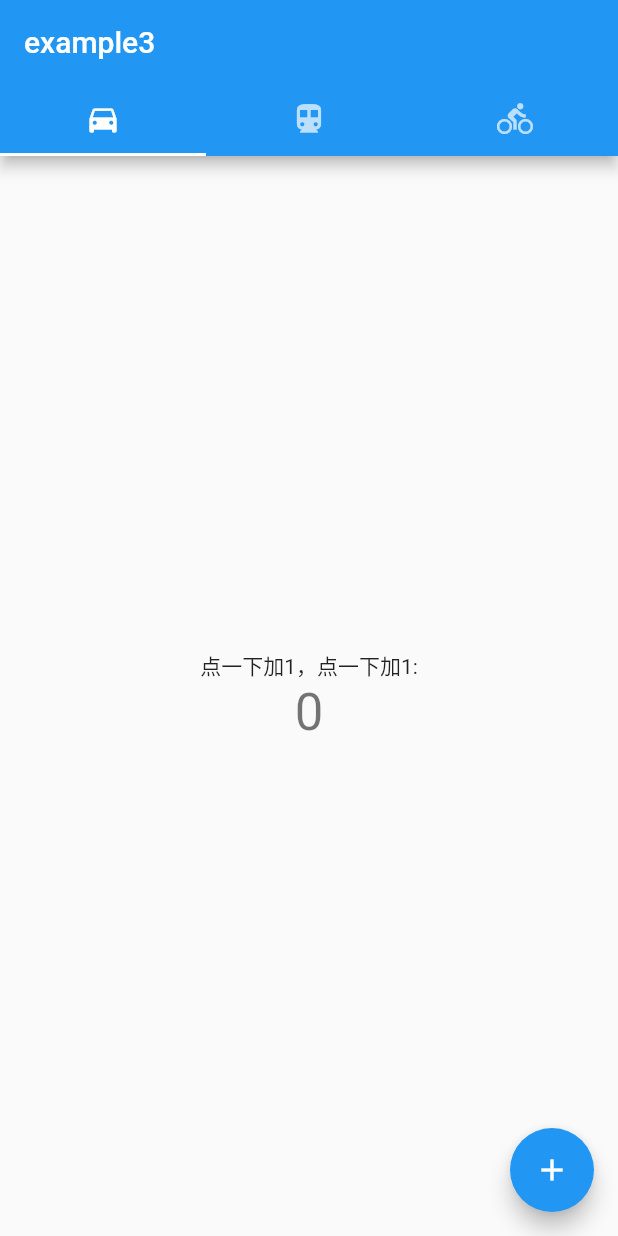
After one commit to kobeLw/Flutter_examle, a Flutter app: the Example3Page screen opened directly, on a phone screen of 412 x 824 dp. The commit adds this screen. Run offline on Flutter 3.47's test engine with Material 2 defaults, Android fonts, the phone set to English and light mode, and no system bars.

Commit message:
example3

```diff
--- /dev/null
+++ b/lib/example3/example3.dart
@@ -0,0 +1,54 @@
+import 'package:flutter/material.dart';
+import 'example3_ MyHomePage.dart';
+void main() => runApp(Example3Page());
+
+class Example3Page extends StatelessWidget {
+
+  @override
+  Widget build(BuildContext context) {
+    return Scaffold(
+      // appBar: AppBar(title: Text('example3')),
+      body: KeepAliveDemo()
+    );
+  }
+}
+
+class KeepAliveDemo extends StatefulWidget {
+  @override
+  _KeepAliveDemoState createState() => _KeepAliveDemoState();
+}
+
+class _KeepAliveDemoState extends State<KeepAliveDemo> with SingleTickerProviderStateMixin {
+  TabController _controller;
+
+  @override
+  void initState() {
+    super.initState();
+    _controller = TabController(length: 3, vsync: this);
+  }
+
+  @override
+  Widget build(BuildContext context) {
+    return Scaffold(
+      appBar: AppBar(
+        title: Text('example3'),
+        bottom: TabBar(
+          controller: _controller,
+          tabs: <Widget>[
+            Tab(icon: Icon(Icons.directions_car)),
+            Tab(icon: Icon(Icons.directions_transit)),
+            Tab(icon: Icon(Icons.directions_bike))
+          ],
+        ),
+      ),
+      body: TabBarView(
+        controller: _controller,
+        children: <Widget>[
+          Example3HomePage(),
+          Example3HomePage(),
+          Example3HomePage()
+        ],
+      ),
+    );
+  }
+}
--- /dev/null
+++ b/lib/example3/example3_ MyHomePage.dart
@@ -0,0 +1,43 @@
+import 'package:flutter/material.dart';
+
+
+class Example3HomePage extends StatefulWidget {
+  @override
+  _Example3HomePageState createState() => _Example3HomePageState();
+}
+
+//混入AutomaticKeepAliveClientMixin，这是保持状态的关键
+//然后重写wantKeppAlive 的值为true。
+class _Example3HomePageState extends State<Example3HomePage> with AutomaticKeepAliveClientMixin {
+  int _counter = 0;
+  //重写keepAlive 为ture ，就是可以有记忆功能了。
+  @override
+  bool get wantKeepAlive => true;
+  //声明一个内部方法，用来点击按钮后增加数量
+  void _incrementCounter(){
+    setState((){ _counter++;});
+  }
+
+
+  @override
+  Widget build(BuildContext context) {
+    return Scaffold(
+      body: Center(
+        child: Column(
+          mainAxisAlignment: MainAxisAlignment.center,
+          children: <Widget>[
+            Text('点一下加1，点一下加1:'),
+            Text('$_counter',
+              style: Theme.of(context).textTheme.display1,
+            )
+          ],
+        ),
+      ),
+      floatingActionButton: FloatingActionButton(
+        onPressed: _incrementCounter,
+        tooltip: 'increment',
+        child: Icon(Icons.add)
+      ),
+    );
+  }
+}
--- a/lib/main.dart
+++ b/lib/main.dart
@@ -1,12 +1,13 @@
 import 'package:flutter/material.dart';
 import './example1/example1.dart';
 import './example2/example2.dart';
+import './example3/example3.dart';
 
 void main() => runApp(MyApp());
 
 class MyApp extends StatelessWidget {
-  var titleArr = ["example1", "example2"];
-  var pushPage = [Example1Page(), Example2Page()];
+  final titleArr = ["example1", "example2", "example3"];
+  final pushPage = [Example1Page(), Example2Page(), Example3Page()];
 
   @override
   Widget build(BuildContext context) {
```
